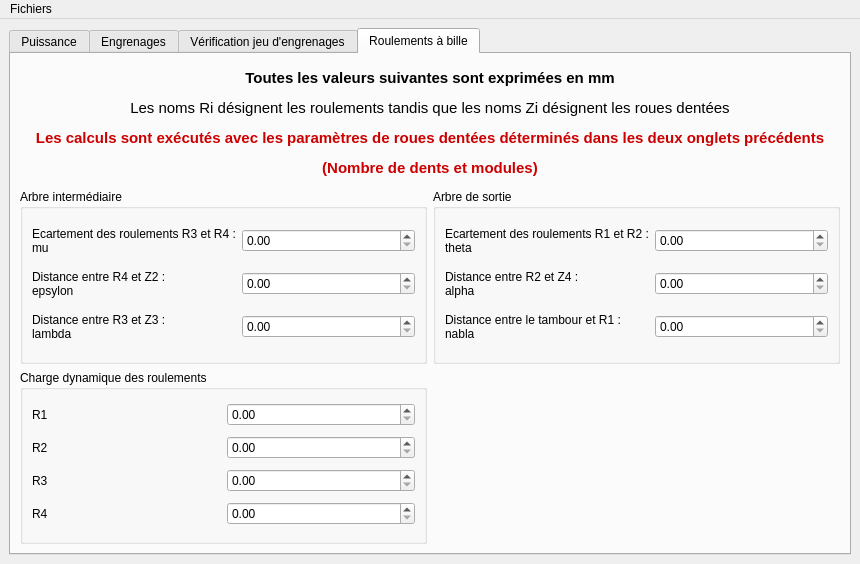
Cypher-0/UI_calc_engr_S3A, file UI_engr/mainwindow.ui: the form before one commit.
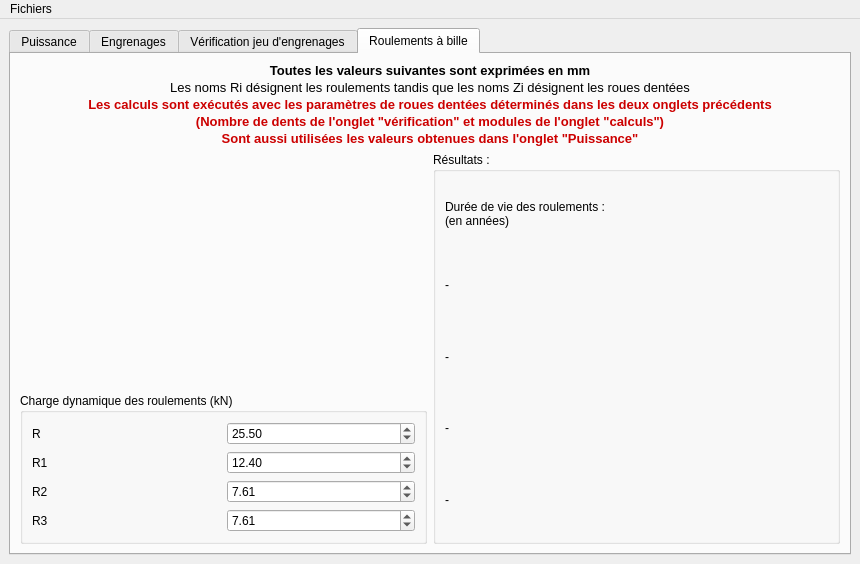
The form after the commit. The open tabs and pages were chosen to show the change. Icons and pictures are not drawn.

Commit message: Ajout du calcul des roulements, programme officiellement fini dans sa V1

Diff of the .ui file:
```diff
--- a/UI_engr/mainwindow.ui
+++ b/UI_engr/mainwindow.ui
@@ -1297,6 +1297,93 @@
         <string>Roulements à bille</string>
        </attribute>
        <layout class="QGridLayout" name="gridLayout_7">
+        <item row="4" column="1">
+         <widget class="QGroupBox" name="gb_bear_dynLoad">
+          <property name="title">
+           <string>Charge dynamique des roulements (kN)</string>
+          </property>
+          <layout class="QGridLayout" name="gridLayout_10">
+           <item row="0" column="0">
+            <widget class="QLabel" name="lbl_disp_bear_dynLoadB1">
+             <property name="text">
+              <string>R</string>
+             </property>
+            </widget>
+           </item>
+           <item row="0" column="1">
+            <widget class="QDoubleSpinBox" name="dsb_bear_dynLoadB">
+             <property name="maximum">
+              <double>999999.000000000000000</double>
+             </property>
+             <property name="value">
+              <double>25.500000000000000</double>
+             </property>
+            </widget>
+           </item>
+           <item row="1" column="0">
+            <widget class="QLabel" name="lbl_disp_bear_dynLoadB2">
+             <property name="text">
+              <string>R1</string>
+             </property>
+            </widget>
+           </item>
+           <item row="1" column="1">
+            <widget class="QDoubleSpinBox" name="dsb_bear_dynLoadB1">
+             <property name="maximum">
+              <double>9999.000000000000000</double>
+             </property>
+             <property name="value">
+              <double>12.400000000000000</double>
+             </property>
+            </widget>
+           </item>
+           <item row="2" column="0">
+            <widget class="QLabel" name="lbl_disp_bear_dynLoadB3">
+             <property name="text">
+              <string>R2</string>
+             </property>
+            </widget>
+           </item>
+           <item row="2" column="1">
+            <widget class="QDoubleSpinBox" name="dsb_bear_dynLoadB2">
+             <property name="maximum">
+              <double>9899.000000000000000</double>
+             </property>
+             <property name="value">
+              <double>7.610000000000000</double>
+             </property>
+            </widget>
+           </item>
+           <item row="3" column="0">
+            <widget class="QLabel" name="lbl_disp_bear_dynLoadB4">
+             <property name="text">
+              <string>R3</string>
+             </property>
+            </widget>
+           </item>
+           <item row="3" column="1">
+            <widget class="QDoubleSpinBox" name="dsb_bear_dynLoadB3">
+             <property name="maximum">
+              <double>9999.000000000000000</double>
+             </property>
+             <property name="value">
+              <double>7.610000000000000</double>
+             </property>
+            </widget>
+           </item>
+          </layout>
+         </widget>
+        </item>
+        <item row="1" column="1">
+         <widget class="QLabel" name="label">
+          <property name="text">
+           <string/>
+          </property>
+          <property name="pixmap">
+           <pixmap resource="res.qrc">:/Images/EDM_logiciel_ill.png</pixmap>
+          </property>
+         </widget>
+        </item>
         <item row="0" column="1" colspan="2">
          <widget class="QLabel" name="lbl_disp_bear_unit">
           <property name="maximumSize">
@@ -1310,151 +1397,58 @@
 &lt;html&gt;&lt;head&gt;&lt;meta name=&quot;qrichtext&quot; content=&quot;1&quot; /&gt;&lt;style type=&quot;text/css&quot;&gt;
 p, li { white-space: pre-wrap; }
 &lt;/style&gt;&lt;/head&gt;&lt;body style=&quot; font-family:'Ubuntu'; font-size:11pt; font-weight:400; font-style:normal;&quot;&gt;
-&lt;p style=&quot; margin-top:12px; margin-bottom:12px; margin-left:0px; margin-right:0px; -qt-block-indent:0; text-indent:0px;&quot;&gt;&lt;span style=&quot; font-weight:600;&quot;&gt;Toutes les valeurs suivantes sont exprimées en mm&lt;/span&gt;&lt;/p&gt;
-&lt;p style=&quot; margin-top:12px; margin-bottom:12px; margin-left:0px; margin-right:0px; -qt-block-indent:0; text-indent:0px;&quot;&gt;Les noms Ri désignent les roulements tandis que les noms Zi désignent les roues dentées&lt;/p&gt;
-&lt;p style=&quot; margin-top:12px; margin-bottom:12px; margin-left:0px; margin-right:0px; -qt-block-indent:0; text-indent:0px;&quot;&gt;&lt;span style=&quot; font-weight:600; color:#cc0000;&quot;&gt;Les calculs sont exécutés avec les paramètres de roues dentées déterminés dans les deux onglets précédents&lt;/span&gt;&lt;/p&gt;
-&lt;p style=&quot; margin-top:12px; margin-bottom:12px; margin-left:0px; margin-right:0px; -qt-block-indent:0; text-indent:0px;&quot;&gt;&lt;span style=&quot; font-weight:600; color:#cc0000;&quot;&gt;(Nombre de dents et modules)&lt;/span&gt;&lt;/p&gt;&lt;/body&gt;&lt;/html&gt;</string>
+&lt;p style=&quot; margin-top:2px; margin-bottom:2px; margin-left:0px; margin-right:0px; -qt-block-indent:0; text-indent:0px;&quot;&gt;&lt;span style=&quot; font-family:'Ubuntu'; font-size:10pt; font-weight:600;&quot;&gt;Toutes les valeurs suivantes sont exprimées en mm&lt;/span&gt;&lt;/p&gt;
+&lt;p style=&quot; margin-top:2px; margin-bottom:2px; margin-left:0px; margin-right:0px; -qt-block-indent:0; text-indent:0px;&quot;&gt;&lt;span style=&quot; font-family:'Ubuntu'; font-size:10pt;&quot;&gt;Les noms Ri désignent les roulements tandis que les noms Zi désignent les roues dentées&lt;/span&gt;&lt;/p&gt;
+&lt;p style=&quot; margin-top:2px; margin-bottom:2px; margin-left:0px; margin-right:0px; -qt-block-indent:0; text-indent:0px;&quot;&gt;&lt;span style=&quot; font-family:'Ubuntu'; font-size:10pt; font-weight:600; color:#cc0000;&quot;&gt;Les calculs sont exécutés avec les paramètres de roues dentées déterminés dans les deux onglets précédents&lt;/span&gt;&lt;/p&gt;
+&lt;p style=&quot; margin-top:2px; margin-bottom:2px; margin-left:0px; margin-right:0px; -qt-block-indent:0; text-indent:0px;&quot;&gt;&lt;span style=&quot; font-family:'Ubuntu'; font-size:10pt; font-weight:600; color:#cc0000;&quot;&gt;(Nombre de dents de l'onglet &amp;quot;vérification&amp;quot; et modules de l'onglet &amp;quot;calculs&amp;quot;)&lt;/span&gt;&lt;/p&gt;
+&lt;p style=&quot; margin-top:2px; margin-bottom:2px; margin-left:0px; margin-right:0px; -qt-block-indent:0; text-indent:0px;&quot;&gt;&lt;span style=&quot; font-family:'Ubuntu'; font-size:10pt; font-weight:600; color:#cc0000;&quot;&gt;Sont aussi utilisées les valeurs obtenues dans l'onglet &amp;quot;Puissance&amp;quot;&lt;/span&gt;&lt;/p&gt;&lt;/body&gt;&lt;/html&gt;</string>
           </property>
           <property name="alignment">
            <set>Qt::AlignCenter</set>
           </property>
          </widget>
         </item>
-        <item row="3" column="1">
-         <widget class="QGroupBox" name="gb_bear_ls">
+        <item row="1" column="2" rowspan="4">
+         <widget class="QGroupBox" name="gb_bear_results">
           <property name="title">
-           <string>Arbre intermédiaire</string>
+           <string>Résultats :</string>
           </property>
           <layout class="QGridLayout" name="gridLayout_8">
-           <item row="2" column="1">
-            <widget class="QLabel" name="lbl_disp_bear_B4Z2">
-             <property name="text">
-              <string>Distance entre R4 et Z2 :
-epsylon</string>
-             </property>
-             <property name="alignment">
-              <set>Qt::AlignLeading|Qt::AlignLeft|Qt::AlignVCenter</set>
-             </property>
-            </widget>
-           </item>
-           <item row="2" column="2">
-            <widget class="QDoubleSpinBox" name="dsb_bear_B4Z2"/>
-           </item>
-           <item row="1" column="1">
-            <widget class="QLabel" name="lbl_disp_bear_B3B4">
-             <property name="text">
-              <string>Ecartement des roulements R3 et R4 :
-mu</string>
-             </property>
-             <property name="alignment">
-              <set>Qt::AlignLeading|Qt::AlignLeft|Qt::AlignVCenter</set>
-             </property>
-            </widget>
-           </item>
-           <item row="1" column="2">
-            <widget class="QDoubleSpinBox" name="dsb_bear_B3B4"/>
-           </item>
-           <item row="3" column="1">
-            <widget class="QLabel" name="lbl_disp_bear_B3Z3">
-             <property name="text">
-              <string>Distance entre R3 et Z3 :
-lambda</string>
-             </property>
-            </widget>
-           </item>
-           <item row="3" column="2">
-            <widget class="QDoubleSpinBox" name="dsb_bear_B3Z3"/>
-           </item>
-          </layout>
-         </widget>
-        </item>
-        <item row="3" column="2">
-         <widget class="QGroupBox" name="gb_bear_ws">
-          <property name="title">
-           <string>Arbre de sortie</string>
-          </property>
-          <layout class="QGridLayout" name="gridLayout_9">
-           <item row="2" column="1">
-            <widget class="QDoubleSpinBox" name="dsb_bear_spoolB1"/>
-           </item>
-           <item row="0" column="1">
-            <widget class="QDoubleSpinBox" name="dsb_bear_B1B2"/>
-           </item>
            <item row="0" column="0">
-            <widget class="QLabel" name="lbl_disp_bear_B1B2">
+            <widget class="QLabel" name="lbl_disp_bearResult_comment">
              <property name="text">
-              <string>Ecartement des roulements R1 et R2 :
-theta</string>
+              <string>Durée de vie des roulements :
+(en années)</string>
              </property>
             </widget>
            </item>
            <item row="2" column="0">
-            <widget class="QLabel" name="lbl_disp_bear_spoolB1">
+            <widget class="QLabel" name="lbl_bear_lifeTimeB1">
              <property name="text">
-              <string>Distance entre le tambour et R1 :
-nabla</string>
+              <string>-</string>
              </property>
             </widget>
            </item>
            <item row="1" column="0">
-            <widget class="QLabel" name="lbl_disp_bear_B2Z4">
+            <widget class="QLabel" name="lbl_bear_lifeTimeB">
              <property name="text">
-              <string>Distance entre R2 et Z4 :
-alpha</string>
+              <string>-</string>
              </property>
             </widget>
-           </item>
-           <item row="1" column="1">
-            <widget class="QDoubleSpinBox" name="dsb_bear_B2Z4"/>
-           </item>
-          </layout>
-         </widget>
-        </item>
-        <item row="4" column="1">
-         <widget class="QGroupBox" name="gb_bear_dynLoad">
-          <property name="title">
-           <string>Charge dynamique des roulements</string>
-          </property>
-          <layout class="QGridLayout" name="gridLayout_10">
-           <item row="0" column="0">
-            <widget class="QLabel" name="lbl_disp_bear_dynLoadB1">
-             <property name="text">
-              <string>R1</string>
-             </property>
-            </widget>
-           </item>
-           <item row="0" column="1">
-            <widget class="QDoubleSpinBox" name="dsb_bear_dynLoadB1"/>
-           </item>
-           <item row="1" column="0">
-            <widget class="QLabel" name="lbl_disp_bear_dynLoadB2">
-             <property name="text">
-              <string>R2</string>
-             </property>
-            </widget>
-           </item>
-           <item row="1" column="1">
-            <widget class="QDoubleSpinBox" name="dsb_bear_dynLoadB2"/>
-           </item>
-           <item row="2" column="0">
-            <widget class="QLabel" name="lbl_disp_bear_dynLoadB3">
-             <property name="text">
-              <string>R3</string>
-             </property>
-            </widget>
-           </item>
-           <item row="2" column="1">
-            <widget class="QDoubleSpinBox" name="dsb_bear_dynLoadB3"/>
            </item>
            <item row="3" column="0">
-            <widget class="QLabel" name="lbl_disp_bear_dynLoadB4">
+            <widget class="QLabel" name="lbl_bear_lifeTimeB2">
              <property name="text">
-              <string>R4</string>
+              <string>-</string>
              </property>
             </widget>
            </item>
-           <item row="3" column="1">
-            <widget class="QDoubleSpinBox" name="dsb_bear_dynLoadB4"/>
+           <item row="4" column="0">
+            <widget class="QLabel" name="lbl_bear_lifeTimeB3">
+             <property name="text">
+              <string>-</string>
+             </property>
+            </widget>
            </item>
           </layout>
          </widget>
```
Left out of the diff: 8 changed lines with no effect on the pictures. The commit also changes 6 other files.
